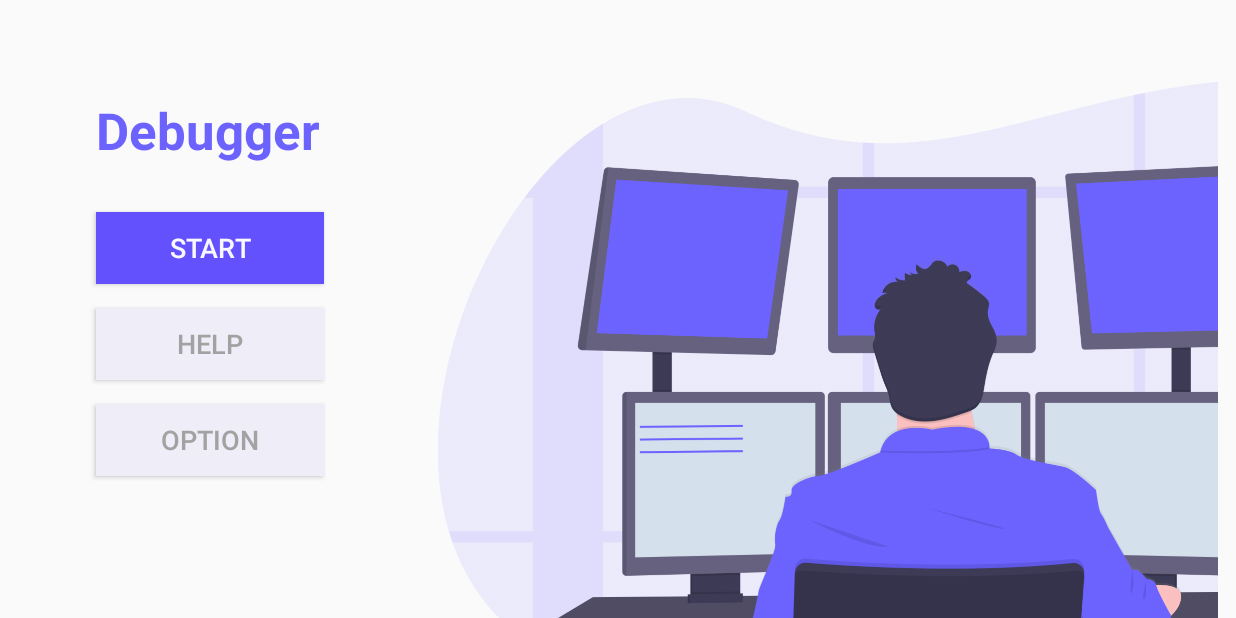
After one commit to JenkinsXu/thedebugginggame, an Android app: the MenuActivity screen opened directly, with no data from a screen before it, on a phone screen of 824 x 412 dp (held sideways). The commit adds this screen. Run offline under Robolectric (Android 15) with nearby library versions, the phone set to English and light mode, and no system bars.

```diff
--- a/app/src/main/AndroidManifest.xml
+++ b/app/src/main/AndroidManifest.xml
@@ -10,18 +10,21 @@
         android:supportsRtl="true"
         android:theme="@style/AppTheme">
         <activity
+            android:name=".MenuActivity"
+            android:screenOrientation="landscape">
+        </activity>
+        <activity
             android:name=".GameActivity"
             android:screenOrientation="landscape">
             <intent-filter>
                 <action android:name="android.intent.action.MAIN" />
+
                 <category android:name="android.intent.category.LAUNCHER" />
             </intent-filter>
         </activity>
         <activity
             android:name=".MainActivity"
-            android:screenOrientation="landscape">
-
-        </activity>
+            android:screenOrientation="landscape"></activity>
     </application>
 
 </manifest>
--- a/app/src/main/java/io/jenkinsxu/github/findthebug/GameActivity.java
+++ b/app/src/main/java/io/jenkinsxu/github/findthebug/GameActivity.java
@@ -33,8 +33,8 @@ import io.jenkinsxu.github.findthebug.model.FileManager;
 public class GameActivity extends AppCompatActivity {
 
     private static final int NUM_ROWS = 4;
-    private static final int NUM_COLS = 7;
-    private static final int NUM_BUGS = 4; // for testing only
+    private static final int NUM_COLS = 6;
+    private static final int NUM_BUGS = 6; // for testing only
     private FileManager fileManager = new FileManager(NUM_COLS, NUM_ROWS, NUM_BUGS);
 
     FloatingActionButton buttons[][] = new FloatingActionButton[NUM_ROWS][NUM_COLS];
@@ -82,9 +82,10 @@ public class GameActivity extends AppCompatActivity {
                         TableRow.LayoutParams.MATCH_PARENT,
                         TableRow.LayoutParams.MATCH_PARENT,
                         1.0f);
-                buttonLayoutParams.setMargins(30, 30, 30, 35);
+                int marginSize = getButtonMargin("small");
+                buttonLayoutParams.setMargins(marginSize, marginSize, marginSize, marginSize);
                 button.setLayoutParams(buttonLayoutParams);
-                button.setCustomSize(110);
+//                button.setCustomSize(50);
                 button.setScaleType(ImageView.ScaleType.CENTER);
                 button.setImageDrawable(
                         ContextCompat.getDrawable(this, R.drawable.ic_folder));
@@ -217,4 +218,15 @@ public class GameActivity extends AppCompatActivity {
         DecimalFormat df = new DecimalFormat("00");
         return df.format(number);
     }
+
+    private int getButtonMargin(String gridSize) {
+        switch (gridSize) {
+            case "medium":
+                return 15;
+            case "large":
+                return 5;
+            default:
+                return 30;
+        }
+    }
 }
--- /dev/null
+++ b/app/src/main/java/io/jenkinsxu/github/findthebug/MenuActivity.java
@@ -0,0 +1,14 @@
+package io.jenkinsxu.github.findthebug;
+
+import androidx.appcompat.app.AppCompatActivity;
+
+import android.os.Bundle;
+
+public class MenuActivity extends AppCompatActivity {
+
+    @Override
+    protected void onCreate(Bundle savedInstanceState) {
+        super.onCreate(savedInstanceState);
+        setContentView(R.layout.activity_menu);
+    }
+}
--- /dev/null
+++ b/app/src/main/res/layout/activity_menu.xml
@@ -0,0 +1,73 @@
+<?xml version="1.0" encoding="utf-8"?>
+<androidx.constraintlayout.widget.ConstraintLayout xmlns:android="http://schemas.android.com/apk/res/android"
+    xmlns:app="http://schemas.android.com/apk/res-auto"
+    xmlns:tools="http://schemas.android.com/tools"
+    android:layout_width="match_parent"
+    android:layout_height="match_parent"
+    tools:context=".MenuActivity">
+
+    <TextView
+        android:id="@+id/gameName"
+        android:layout_width="wrap_content"
+        android:layout_height="wrap_content"
+        android:layout_marginStart="64dp"
+        android:layout_marginTop="64dp"
+        android:text="Debugger"
+        android:textAppearance="@style/TextAppearance.AppCompat.Display1"
+        android:textColor="#6C63FF"
+        android:textStyle="bold"
+        app:layout_constraintStart_toStartOf="parent"
+        app:layout_constraintTop_toTopOf="parent" />
+
+    <Button
+        android:id="@+id/startButton"
+        android:layout_width="152dp"
+        android:layout_height="wrap_content"
+        android:layout_marginTop="32dp"
+        android:background="#6451FE"
+        android:text="Start"
+        android:textColor="#F9F8FF"
+        android:textSize="18sp"
+        app:layout_constraintStart_toStartOf="@+id/gameName"
+        app:layout_constraintTop_toBottomOf="@+id/gameName" />
+
+    <Button
+        android:id="@+id/helpButton"
+        android:layout_width="152dp"
+        android:layout_height="wrap_content"
+        android:layout_marginTop="16dp"
+        android:background="#EEEDF8"
+        android:text="Help"
+        android:textColor="#A3A2A2"
+        android:textSize="18sp"
+        app:layout_constraintStart_toStartOf="@+id/startButton"
+        app:layout_constraintTop_toBottomOf="@+id/startButton" />
+
+    <Button
+        android:id="@+id/optionButton"
+        android:layout_width="152dp"
+        android:layout_height="wrap_content"
+        android:layout_marginTop="16dp"
+        android:background="#EEEDF8"
+        android:text="Option"
+        android:textColor="#A3A2A2"
+        android:textSize="18sp"
+        app:layout_constraintStart_toStartOf="@+id/helpButton"
+        app:layout_constraintTop_toBottomOf="@+id/helpButton" />
+
+    <ImageView
+        android:id="@+id/imageView2"
+        android:layout_width="wrap_content"
+        android:layout_height="wrap_content"
+        android:layout_marginStart="280dp"
+        android:layout_marginTop="32dp"
+        android:scaleX="0.90"
+        android:scaleY="0.90"
+        app:layout_constraintBottom_toBottomOf="parent"
+        app:layout_constraintEnd_toEndOf="parent"
+        app:layout_constraintStart_toStartOf="parent"
+        app:layout_constraintTop_toTopOf="parent"
+        app:layout_constraintVertical_bias="0.0"
+        app:srcCompat="@drawable/background_programmer" />
+
+</androidx.constraintlayout.widget.ConstraintLayout>
```
Also changed, not shown: app/src/main/res/drawable/background_programmer.png (added).
